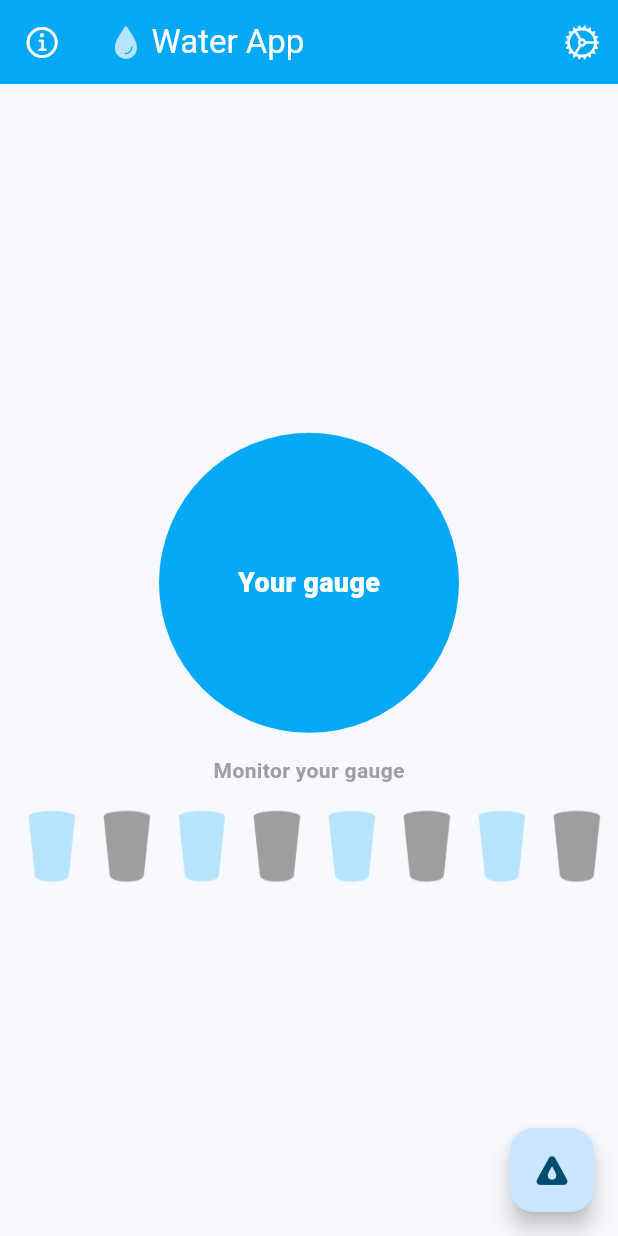
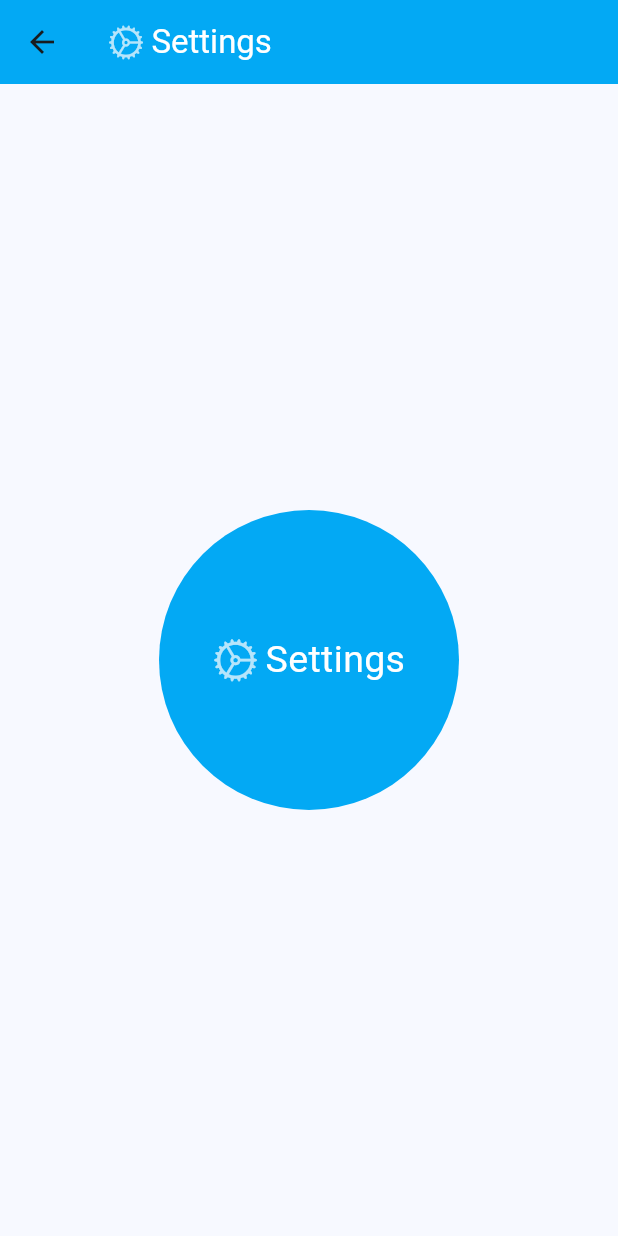
Before and after one commit to Atuoha/app_showcase, a Flutter app: the screen it shows after launch, after a tap on an icon or button, on a phone screen of 412 x 824 dp. Run offline on Flutter 3.47's test engine with Material 3 defaults, Android fonts, the light colour scheme and no system bars.

Commit message:
full ui implementation

```diff
--- a/lib/screen/home_screen.dart
+++ b/lib/screen/home_screen.dart
@@ -1,3 +1,4 @@
+import 'package:app_showcase/screen/settings_screen.dart';
 import 'package:flutter/material.dart';
 import 'package:flutter/cupertino.dart';
 
@@ -37,7 +38,11 @@ class HomeScreen extends StatelessWidget {
         ),
         actions: [
           IconButton(
-            onPressed: () => null,
+            onPressed: () => Navigator.of(context).push(
+              MaterialPageRoute(
+                builder: (context) => const SettingsScreen(),
+              ),
+            ),
             icon: const Icon(
               CupertinoIcons.settings,
               color: Colors.white,
--- a/lib/screen/settings_screen.dart
+++ b/lib/screen/settings_screen.dart
@@ -0,0 +1,62 @@
+import 'package:flutter/material.dart';
+import 'package:flutter/cupertino.dart';
+
+import '../constants/colors.dart';
+
+class SettingsScreen extends StatelessWidget {
+  const SettingsScreen({super.key});
+
+  @override
+  Widget build(BuildContext context) {
+    return Scaffold(
+      appBar: AppBar(
+        backgroundColor: Colors.lightBlue,
+        title: const Wrap(
+          crossAxisAlignment: WrapCrossAlignment.center,
+          spacing: 5,
+          children: [
+            Icon(
+              CupertinoIcons.settings,
+              color: AppColor.primaryColor,
+            ),
+            Text(
+              'Settings',
+              style: TextStyle(
+                color: Colors.white,
+              ),
+            )
+          ],
+        ),
+      ),
+      body: Padding(
+        padding: const EdgeInsets.all(8.0),
+        child: Center(
+          child: Container(
+            height: 200,
+            decoration: const BoxDecoration(
+              color: Colors.lightBlue,
+              shape: BoxShape.circle,
+            ),
+            child: const Center(
+              child: Wrap(
+                crossAxisAlignment: WrapCrossAlignment.center,
+                spacing: 5,
+                children: [
+                  Icon(
+                    CupertinoIcons.settings,
+                    color: AppColor.primaryColor,
+                    size: 30,
+                  ),
+                  Text(
+                    'Settings',
+                    style: TextStyle(color: Colors.white, fontSize: 25),
+                  )
+                ],
+              ),
+            ),
+          ),
+        ),
+      ),
+    );
+  }
+}
```
